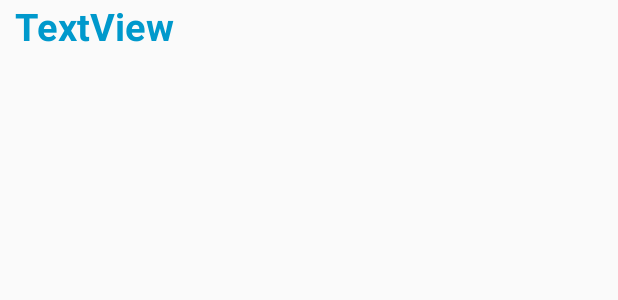
After one commit to bliang9/CasinochipCountingApp, an Android app: the layout chunk_playerlist.xml on its own in the app's theme, with its tools: preview values and no code run, on a phone screen of 412 x 824 dp. The commit adds this screen. Shown: the top 300 px of the screen. Run offline under Robolectric (Android 15) with nearby library versions, the light colour scheme and no system bars.

Commit message:
playerlist initial

```diff
--- /dev/null
+++ b/app/src/main/res/layout/chunk_playerlist.xml
@@ -0,0 +1,15 @@
+<?xml version="1.0" encoding="utf-8"?>
+<LinearLayout xmlns:android="http://schemas.android.com/apk/res/android"
+    android:orientation="vertical" android:layout_width="match_parent"
+    android:layout_height="match_parent">
+
+    <TextView
+        android:id="@+id/playersInGame"
+        android:layout_width="match_parent"
+        android:layout_height="38dp"
+        android:layout_marginLeft="10dp"
+        android:text="TextView"
+        android:textColor="@android:color/holo_blue_dark"
+        android:textSize="25dp"
+        android:textStyle="bold" />
+</LinearLayout>
--- a/app/src/main/res/layout/recordlist.xml
+++ b/app/src/main/res/layout/recordlist.xml
@@ -70,6 +70,7 @@
             android:background="@drawable/scrollview_texture5">
 
             <LinearLayout
+                android:id="@+id/myGamePlayer"
                 android:layout_width="match_parent"
                 android:layout_height="wrap_content"
                 android:orientation="vertical">
```
Also changed, not shown: app/src/main/java/com/example/casinochipcountingapp/GameRecordList.java (+11 -0 lines), app/src/main/java/com/example/casinochipcountingapp/StartGame.java (+8 -1 lines).
